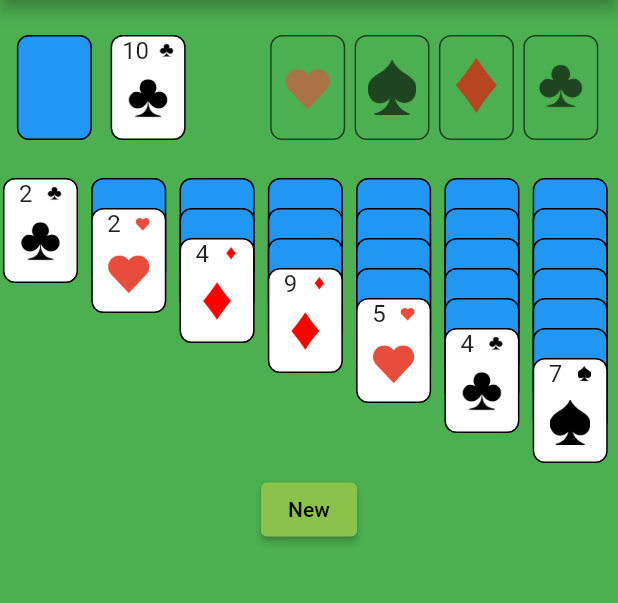
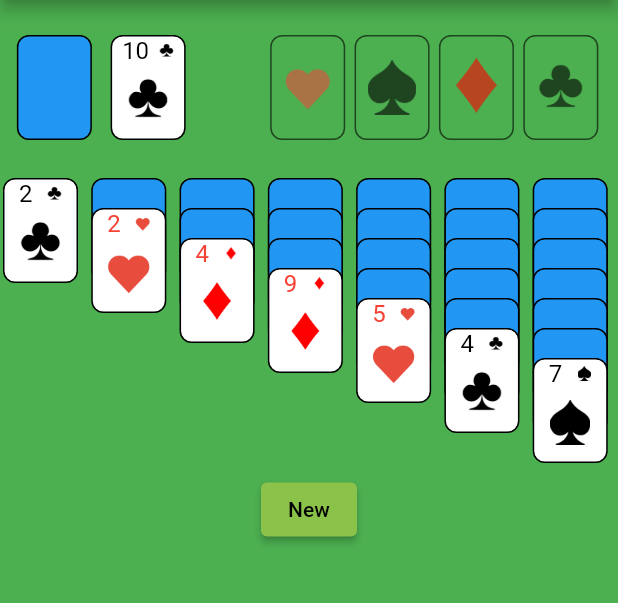
Before and after one commit to basicBrogrammer/Flutter-Solitaire, a Flutter app: the screen it shows after launch, on a phone screen of 412 x 824 dp, the part 84-687 px from its top. Run offline on Flutter 3.47's test engine with Material 2 defaults, Android fonts, the phone set to English and light mode, and no system bars.

Commit message:
move column of cards

```diff
--- a/lib/playing_card.dart
+++ b/lib/playing_card.dart
@@ -18,11 +18,6 @@ enum CardType {
   king,
 }
 
-enum CardColor {
-  red,
-  black,
-}
-
 class PlayingCard {
   static const width = 50.0;
   static const height = 70.0;
@@ -38,11 +33,11 @@ class PlayingCard {
     this.opened = false,
   });
 
-  CardColor get cardColor {
+  Color get cardColor {
     if (suit == CardSuit.hearts || suit == CardSuit.diamonds) {
-      return CardColor.red;
+      return Colors.red;
     } else {
-      return CardColor.black;
+      return Colors.black;
     }
   }
 
@@ -91,4 +86,8 @@ class PlayingCard {
         return '?';
     }
   }
+
+  String get inspect {
+    return "$suit $value";
+  }
 }
--- a/lib/widgets/card_column.dart
+++ b/lib/widgets/card_column.dart
@@ -1,13 +1,20 @@
 import 'package:flutter/material.dart';
 import 'package:solitaire/playing_card.dart';
 import 'package:solitaire/widgets/transformed_card.dart';
+import 'dart:math';
 
-class CardColumn extends StatelessWidget {
+class CardColumn extends StatefulWidget {
   final List<PlayingCard> cards;
   final int idx;
   final void Function(List<PlayingCard>, int, int) moveCard;
   CardColumn(this.cards, this.idx, this.moveCard);
 
+  @override
+  _CardColumnState createState() => _CardColumnState();
+}
+
+class _CardColumnState extends State<CardColumn> {
+  int dragCardIndex = 100;
   @override
   Widget build(BuildContext context) {
     return Expanded(
@@ -22,28 +29,39 @@ class CardColumn extends StatelessWidget {
           width: PlayingCard.width,
           margin: EdgeInsets.all(2),
           child: Stack(
-            children: cards
+            children: widget.cards
                 .map((card) => TransformedCard(
                       card: card,
-                      transformIndex: cards.indexOf(card),
-                      attachedCards: cards.sublist(cards.indexOf(card)),
-                      colIdx: idx,
+                      transformIndex: widget.cards.indexOf(card),
+                      attachedCards:
+                          widget.cards.sublist(widget.cards.indexOf(card)),
+                      colIdx: widget.idx,
+                      onDrag: onDrag,
+                      onDragEnded: () {
+                        setState(() {
+                          dragCardIndex = 100;
+                        });
+                      },
                     ))
-                .toList(),
+                .toList()
+                .sublist(0, min(widget.cards.length, dragCardIndex)),
           ),
         );
       },
       onAccept: (Map payload) {
-        moveCard(payload['cards'], payload['column'], idx);
+        widget.moveCard(payload['cards'], payload['column'], widget.idx);
+        setState(() {
+          dragCardIndex = 100;
+        });
       },
       onWillAccept: (value) {
-        if (cards.length == 0) {
+        if (widget.cards.length == 0) {
           return true;
         }
 
         List<PlayingCard> draggedCards = (value as Map)["cards"];
 
-        var bottomCard = cards.last;
+        var bottomCard = widget.cards.last;
         var incomingCard = draggedCards.first;
 
         return bottomCard.cardColor != incomingCard.cardColor &&
@@ -51,4 +69,10 @@ class CardColumn extends StatelessWidget {
       },
     ));
   }
+
+  void onDrag(PlayingCard card) {
+    setState(() {
+      dragCardIndex = widget.cards.indexOf(card);
+    });
+  }
 }
--- a/lib/widgets/display_card.dart
+++ b/lib/widgets/display_card.dart
@@ -41,7 +41,10 @@ class DisplayCard extends StatelessWidget {
               Center(
                 child: Text(
                   card!.valueToString,
-                  style: TextStyle(fontSize: 16),
+                  style: TextStyle(
+                      fontSize: 16,
+                      decoration: TextDecoration.none,
+                      color: card!.cardColor),
                 ),
               ),
               Container(
--- a/lib/widgets/transformed_card.dart
+++ b/lib/widgets/transformed_card.dart
@@ -4,17 +4,19 @@ import 'package:solitaire/widgets/display_card.dart';
 
 class TransformedCard extends StatelessWidget {
   final PlayingCard card;
-  final double transformDistance;
   final int transformIndex;
-  final int? colIdx;
+  final int colIdx;
   final List<PlayingCard> attachedCards;
+  final Function(PlayingCard) onDrag;
+  final Function() onDragEnded;
 
   const TransformedCard({
     required this.card,
-    this.transformDistance = 20.0,
+    required this.onDrag,
+    required this.onDragEnded,
     this.transformIndex = 0,
     this.attachedCards = const [],
-    this.colIdx,
+    this.colIdx = -1,
   });
 
   @override
@@ -23,15 +25,38 @@ class TransformedCard extends StatelessWidget {
       transform: Matrix4.identity()
         ..translate(
           0.0,
-          transformIndex * transformDistance,
+          transformIndex * 20.0,
           0.0,
         ),
-      child: Draggable(
-        child: DisplayCard(card),
-        feedback: DisplayCard(card), // this should be attached cards
-        childWhenDragging: Container(),
-        data: {"cards": attachedCards, "column": colIdx},
-      ),
+      child: card.faceUp
+          ? Draggable(
+              hitTestBehavior: HitTestBehavior.opaque,
+              child: DisplayCard(card),
+              feedback: Stack(
+                children: attachedCards
+                    .map(
+                      (attachedCard) => TransformedCard(
+                        card: attachedCard,
+                        transformIndex: attachedCards.indexOf(attachedCard),
+                        onDrag: (PlayingCard _) {},
+                        onDragEnded: () {},
+                      ),
+                    )
+                    .toList(),
+              ), // this should be attached cards
+              childWhenDragging: Container(),
+              data: {"cards": attachedCards, "column": colIdx},
+              onDragStarted: () {
+                onDrag(card);
+              },
+              onDraggableCanceled: (_, __) {
+                onDragEnded();
+              },
+              onDragCompleted: () {
+                onDragEnded();
+              },
+            )
+          : DisplayCard(card),
     );
   }
 }
```
